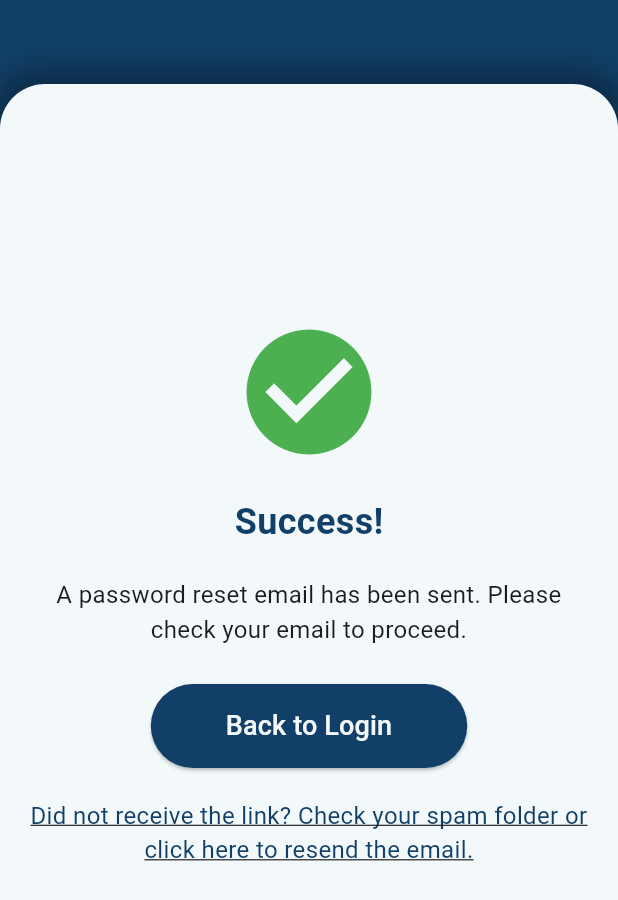
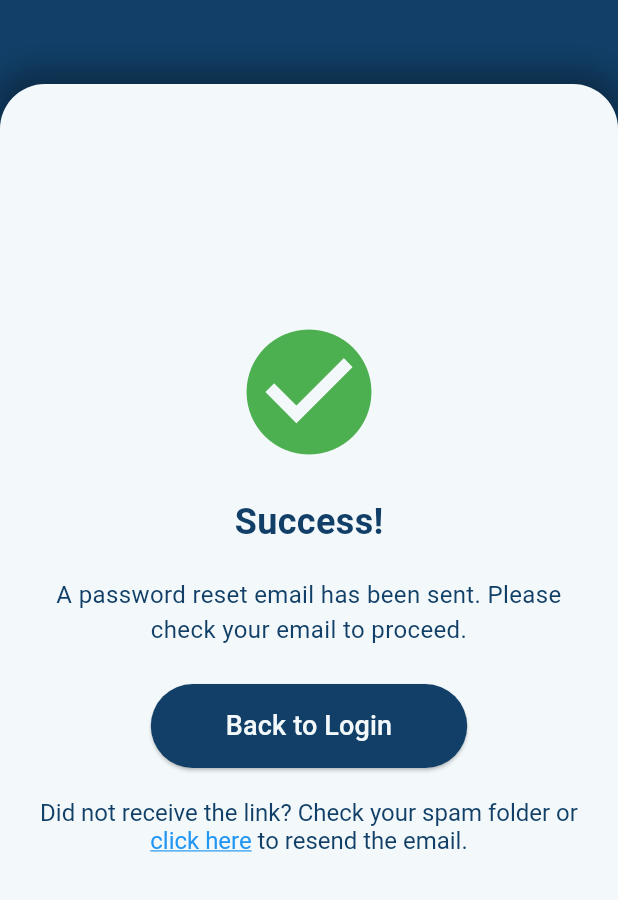
Before and after one commit to HadafiGP/2024-25_GP_23, a Flutter app: the ResetSuccessPage widget shown alone on an empty page, opened directly with empty values, on a phone screen of 412 x 824 dp. Shown: the top 900 px of the screen. Run offline on Flutter 3.47's test engine with Material 3 defaults, Android fonts, the phone set to English and light mode, and no system bars; our stand-ins replace cloud_firestore, connectivity_plus, dash_chat_2, firebase_auth, firebase_core, flutter_dotenv and 1 more; missing offline and left inert: chat_gpt_sdk; accounts and stored records are empty.

Commit message:
udpate log in page

```diff
--- a/lib/success_reset_page.dart
+++ b/lib/success_reset_page.dart
@@ -1,5 +1,4 @@
 import 'package:flutter/material.dart';
-import 'package:hadafi_application/logIn_page.dart';
 import 'package:hadafi_application/signup_widget.dart';
 import 'package:flutter/gestures.dart';
 
@@ -46,7 +45,10 @@ class ResetSuccessPage extends StatelessWidget {
             Text(
               'A password reset email has been sent. Please check your email to proceed.',
               textAlign: TextAlign.center,
-              style: TextStyle(fontSize: 16),
+              style: TextStyle(
+                fontSize: 16,
+                color: Color(0xFF113F67),
+              ),
             ),
             const SizedBox(height: 25),
             ElevatedButton(
@@ -72,21 +74,39 @@ class ResetSuccessPage extends StatelessWidget {
               ),
             ),
             const SizedBox(height: 20),
-            GestureDetector(
-              onTap: () {
-                onResendEmail();
-                ScaffoldMessenger.of(context).showSnackBar(
-                  SnackBar(content: Text('Reset email resent successfully')),
-                );
-              },
-              child: Text(
-                "Did not receive the link? Check your spam folder or click here to resend the email.",
-                textAlign: TextAlign.center,
+            RichText(
+              textAlign: TextAlign.center,
+              text: TextSpan(
+                text: "Did not receive the link? Check your spam folder or ",
                 style: TextStyle(
                   fontSize: 16,
                   color: Color(0xFF113F67),
-                  decoration: TextDecoration.underline,
                 ),
+                children: [
+                  TextSpan(
+                    text: "click here",
+                    style: TextStyle(
+                      fontSize: 16,
+                      color: Colors.blue,
+                      decoration: TextDecoration.underline,
+                    ),
+                    recognizer: TapGestureRecognizer()
+                      ..onTap = () {
+                        onResendEmail();
+                        ScaffoldMessenger.of(context).showSnackBar(
+                          SnackBar(
+                              content: Text('Reset email resent successfully')),
+                        );
+                      },
+                  ),
+                  TextSpan(
+                    text: " to resend the email.",
+                    style: TextStyle(
+                      fontSize: 16,
+                      color: Color(0xFF113F67),
+                    ),
+                  ),
+                ],
               ),
             ),
           ],
```
